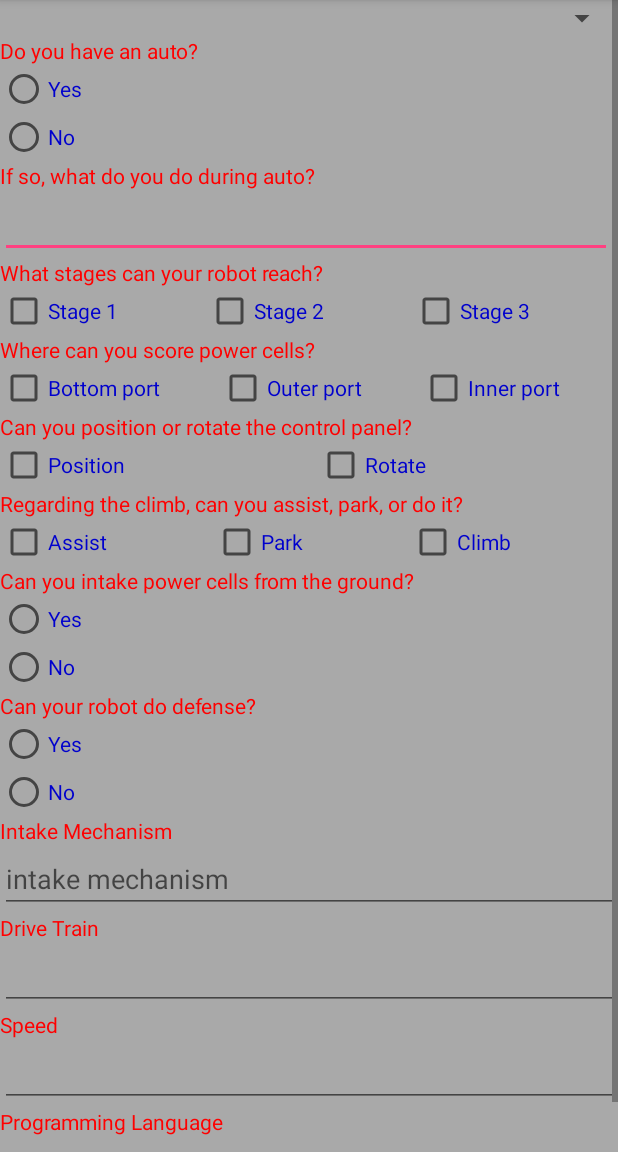
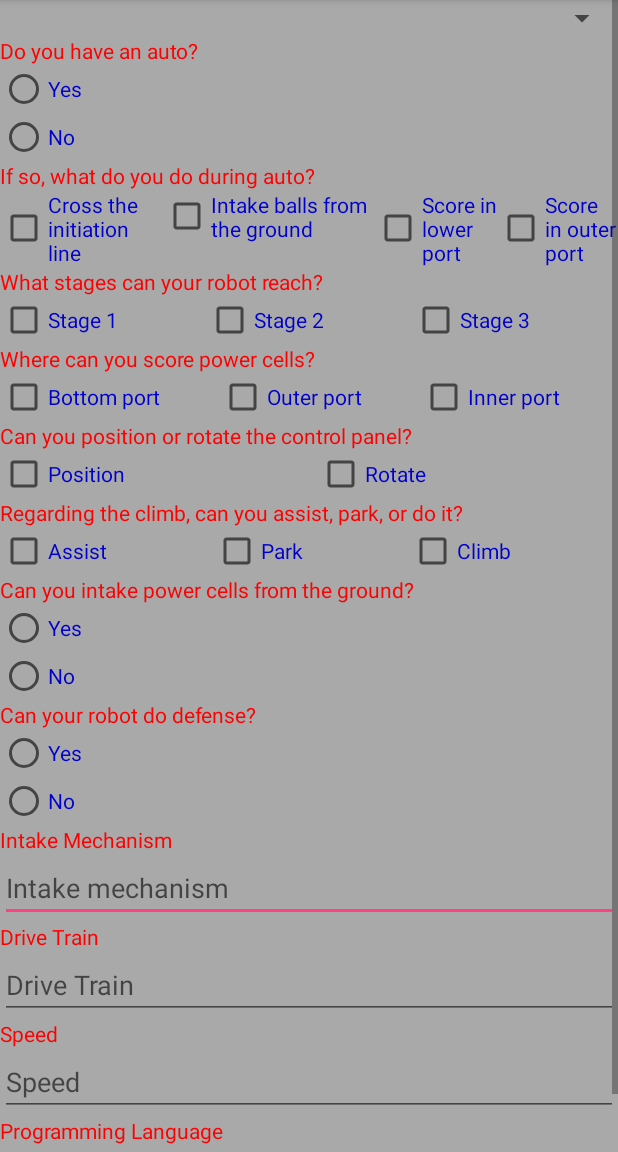
Before and after one commit to FRC701/scouting2020, an Android app: the PitScoutingActivity screen opened directly, with no data from a screen before it, on a phone screen of 412 x 824 dp, the part 84-1236 px from its top. Run offline under Robolectric (Android 15) with nearby library versions, the phone set to English and light mode, and no system bars.

Commit message:
pit scouting layout PART 2!

```diff
--- a/Saga/app/src/main/res/layout/activity_pit_scouting.xml
+++ b/Saga/app/src/main/res/layout/activity_pit_scouting.xml
@@ -35,7 +35,7 @@
                 android:layout_height="match_parent" >
 
                 <RadioButton
-                    android:id="@+id/radioButton"
+                    android:id="@+id/pit_autoYes"
                     android:layout_width="wrap_content"
                     android:layout_height="wrap_content"
                     android:layout_weight="1"
@@ -43,7 +43,7 @@
                     android:textColor="@color/MediumBlue"/>
 
                 <RadioButton
-                    android:id="@+id/radioButton2"
+                    android:id="@+id/pit_autoNo"
                     android:layout_width="wrap_content"
                     android:layout_height="wrap_content"
                     android:layout_weight="1"
@@ -58,14 +58,44 @@
                     android:text="@string/actionDuringAutoQuestion"
                     android:textColor="@color/Red"/>
 
-                <EditText
-                    android:id="@+id/editText"
-                    android:layout_width="408dp"
-                    android:layout_height="wrap_content"
+                <LinearLayout
+                    android:layout_width="match_parent"
+                    android:layout_height="match_parent"
                     android:layout_weight="1"
-                    android:ems="10"
-                    android:inputType="textPersonName"
-                    android:text="@string/answerAutoAction" />
+                    android:orientation="horizontal">
+
+                    <CheckBox
+                        android:id="@+id/pit_autoInitiationLine"
+                        android:layout_width="wrap_content"
+                        android:layout_height="wrap_content"
+                        android:layout_weight="1"
+                        android:text="@string/initiationLineAuto"
+                        android:textColor="@color/MediumBlue"/>
+
+                    <CheckBox
+                        android:id="@+id/pit_autoIntakeBalls"
+                        android:layout_width="wrap_content"
+                        android:layout_height="wrap_content"
+                        android:layout_weight="1"
+                        android:text="@string/intakeBallsAuto"
+                        android:textColor="@color/MediumBlue"/>
+
+                    <CheckBox
+                        android:id="@+id/pit_autoScoreLower"
+                        android:layout_width="wrap_content"
+                        android:layout_height="wrap_content"
+                        android:layout_weight="1"
+                        android:text="@string/scoreInLowerAuto"
+                        android:textColor="@color/MediumBlue"/>
+
+                    <CheckBox
+                        android:id="@+id/pit_autoScoreOuter"
+                        android:layout_width="wrap_content"
+                        android:layout_height="wrap_content"
+                        android:layout_weight="1"
+                        android:text="@string/scoreInOuterAuto"
+                        android:textColor="@color/MediumBlue"/>
+                </LinearLayout>
 
                 <TextView
                     android:id="@+id/textView6"
@@ -82,7 +112,7 @@
                     android:orientation="horizontal">
 
                     <CheckBox
-                        android:id="@+id/checkBox"
+                        android:id="@+id/pit_firstStage"
                         android:layout_width="wrap_content"
                         android:layout_height="wrap_content"
                         android:layout_weight="1"
@@ -90,7 +120,7 @@
                         android:textColor="@color/MediumBlue"/>
 
                     <CheckBox
-                        android:id="@+id/checkBox2"
+                        android:id="@+id/pit_secondStage"
                         android:layout_width="wrap_content"
                         android:layout_height="wrap_content"
                         android:layout_weight="1"
@@ -98,7 +128,7 @@
                         android:textColor="@color/MediumBlue"/>
 
                     <CheckBox
-                        android:id="@+id/checkBox3"
+                        android:id="@+id/pit_thirdStage"
                         android:layout_width="wrap_content"
                         android:layout_height="wrap_content"
                         android:layout_weight="1"
@@ -120,7 +150,7 @@
                 android:orientation="horizontal">
 
                 <CheckBox
-                    android:id="@+id/checkBox4"
+                    android:id="@+id/pit_scoreBottomPort"
                     android:layout_width="wrap_content"
                     android:layout_height="wrap_content"
                     android:layout_weight="1"
@@ -128,7 +158,7 @@
                     android:textColor="@color/MediumBlue"/>
 
                 <CheckBox
-                    android:id="@+id/checkBox5"
+                    android:id="@+id/pit_scoreOuterPort"
                     android:layout_width="wrap_content"
                     android:layout_height="wrap_content"
                     android:layout_weight="1"
@@ -136,7 +166,7 @@
                     android:textColor="@color/MediumBlue"/>
 
                 <CheckBox
-                    android:id="@+id/checkBox6"
+                    android:id="@+id/pit_scoreInnerPort"
                     android:layout_width="wrap_content"
                     android:layout_height="wrap_content"
                     android:layout_weight="1"
@@ -157,7 +187,7 @@
                 android:orientation="horizontal">
 
                 <CheckBox
-                    android:id="@+id/checkBox7"
+                    android:id="@+id/pit_positionControlPanel"
                     android:layout_width="wrap_content"
                     android:layout_height="wrap_content"
                     android:layout_weight="1"
@@ -165,7 +195,7 @@
                     android:textColor="@color/MediumBlue"/>
 
                 <CheckBox
-                    android:id="@+id/checkBox8"
+                    android:id="@+id/pit_rotateControlPanel"
                     android:layout_width="wrap_content"
                     android:layout_height="wrap_content"
                     android:layout_weight="1"
@@ -186,7 +216,7 @@
                 android:orientation="horizontal">
 
                 <CheckBox
-                    android:id="@+id/checkBox9"
+                    android:id="@+id/pit_assistClimb"
                     android:layout_width="wrap_content"
                     android:layout_height="wrap_content"
                     android:layout_weight="1"
@@ -194,7 +224,7 @@
                     android:textColor="@color/MediumBlue"/>
 
                 <CheckBox
-                    android:id="@+id/checkBox10"
+                    android:id="@+id/pit_parkRobot"
                     android:layout_width="wrap_content"
                     android:layout_height="wrap_content"
                     android:layout_weight="1"
@@ -202,7 +232,7 @@
                     android:textColor="@color/MediumBlue"/>
 
                 <CheckBox
-                    android:id="@+id/checkBox11"
+                    android:id="@+id/pit_climbRobot"
                     android:layout_width="wrap_content"
                     android:layout_height="wrap_content"
                     android:layout_weight="1"
@@ -223,7 +253,7 @@
                 android:layout_height="match_parent" >
 
                 <RadioButton
-                    android:id="@+id/radioButton3"
+                    android:id="@+id/pit_intakePowerCellsYes"
                     android:layout_width="wrap_content"
                     android:layout_height="wrap_content"
                     android:layout_weight="1"
@@ -231,7 +261,7 @@
                     android:textColor="@color/MediumBlue"/>
 
                 <RadioButton
-                    android:id="@+id/radioButton4"
+                    android:id="@+id/pit_intakePowerCellsNo"
                     android:layout_width="wrap_content"
                     android:layout_height="wrap_content"
                     android:layout_weight="1"
@@ -251,7 +281,7 @@
                 android:layout_height="match_parent" >
 
                 <RadioButton
-                    android:id="@+id/radioButton5"
+                    android:id="@+id/pit_defenseYes"
                     android:layout_width="wrap_content"
                     android:layout_height="wrap_content"
                     android:layout_weight="1"
@@ -259,7 +289,7 @@
                     android:textColor="@color/MediumBlue"/>
 
                 <RadioButton
-                    android:id="@+id/radioButton6"
+                    android:id="@+id/pit_defenseNo"
                     android:layout_width="wrap_content"
                     android:layout_height="wrap_content"
                     android:layout_weight="1"
@@ -275,58 +305,61 @@
                 android:textColor="@color/Red"/>
 
             <EditText
-                android:id="@+id/editText2"
+                android:id="@+id/pit_intakeMechanism"
                 android:layout_width="match_parent"
                 android:layout_height="wrap_content"
                 android:ems="10"
                 android:inputType="textPersonName"
                 android:text=""
-                android:hint="intake mechanism"/>
+                android:hint="Intake mechanism"/>
 
             <TextView
                 android:id="@+id/textView15"
                 android:layout_width="match_parent"
                 android:layout_height="wrap_content"
-                android:text="Drive Train"
+                android:text="@string/driveTrainQuestion"
                 android:textColor="@color/Red"/>
 
             <EditText
-                android:id="@+id/editText3"
+                android:id="@+id/pit_driveTrain"
                 android:layout_width="match_parent"
                 android:layout_height="wrap_content"
                 android:ems="10"
                 android:inputType="textPersonName"
-                android:text="" />
+                android:text=""
+                android:hint="Drive Train"/>
 
             <TextView
                 android:id="@+id/textView16"
                 android:layout_width="match_parent"
                 android:layout_height="wrap_content"
-                android:text="Speed"
+                android:text="@string/speedQuestion"
                 android:textColor="@color/Red"/>
 
             <EditText
-                android:id="@+id/editText4"
+                android:id="@+id/pit_speed"
                 android:layout_width="match_parent"
                 android:layout_height="wrap_content"
                 android:ems="10"
                 android:inputType="textPersonName"
-                android:text="" />
+                android:text=""
+                android:hint="Speed"/>
 
             <TextView
                 android:id="@+id/textView17"
                 android:layout_width="match_parent"
                 android:layout_height="wrap_content"
-                android:text="Programming Language"
+                android:text="@string/programmingLanguageQuestion"
                 android:textColor="@color/Red"/>
 
             <EditText
-                android:id="@+id/editText5"
+                android:id="@+id/pit_programmingLanguage"
                 android:layout_width="match_parent"
                 android:layout_height="wrap_content"
                 android:ems="10"
                 android:inputType="textPersonName"
-                android:text="" />
+                android:text=""
+                android:hint="Programming Language"/>
 
 
         </LinearLayout>
--- a/Saga/app/src/main/res/values/strings.xml
+++ b/Saga/app/src/main/res/values/strings.xml
@@ -224,4 +224,11 @@
     <string name="intakeMechanismQuestion">Intake Mechanism</string>
     <string name="intakeMechanismAnswer" />
     <string name="action_durning_auto">Action Durning Auto</string>
+    <string name="driveTrainQuestion">Drive Train</string>
+    <string name="speedQuestion">Speed</string>
+    <string name="programmingLanguageQuestion">Programming Language</string>
+    <string name="initiationLineAuto">Cross the initiation line</string>
+    <string name="intakeBallsAuto">Intake balls from the ground</string>
+    <string name="scoreInLowerAuto">Score in lower port</string>
+    <string name="scoreInOuterAuto">Score in outer port</string>
 </resources>
```
